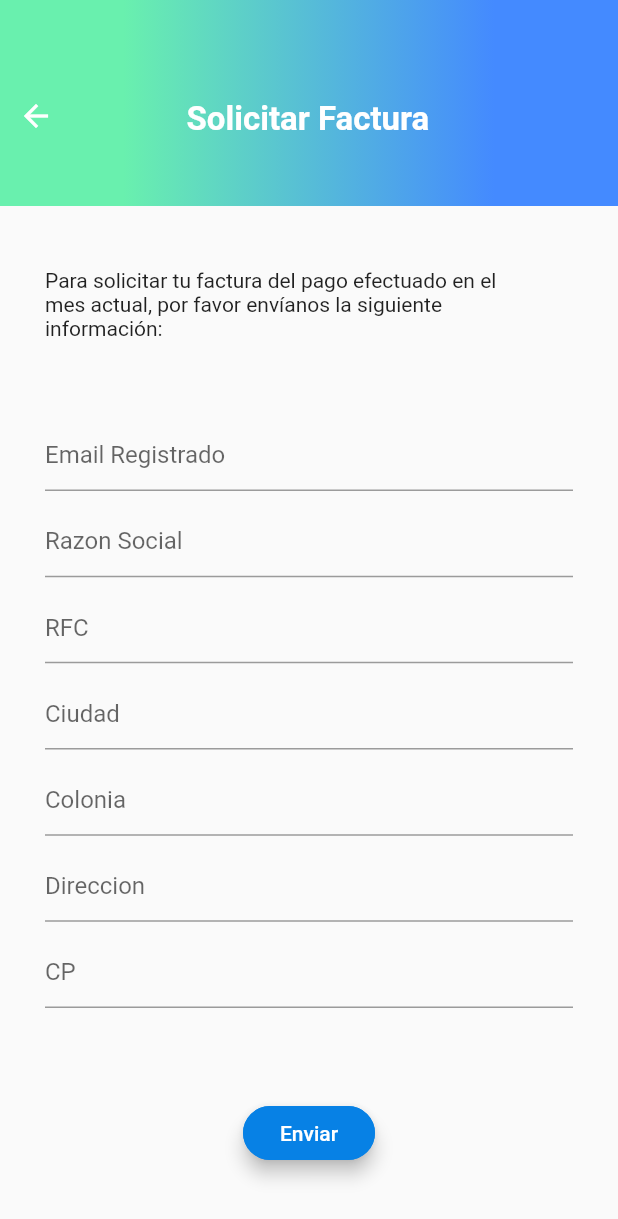
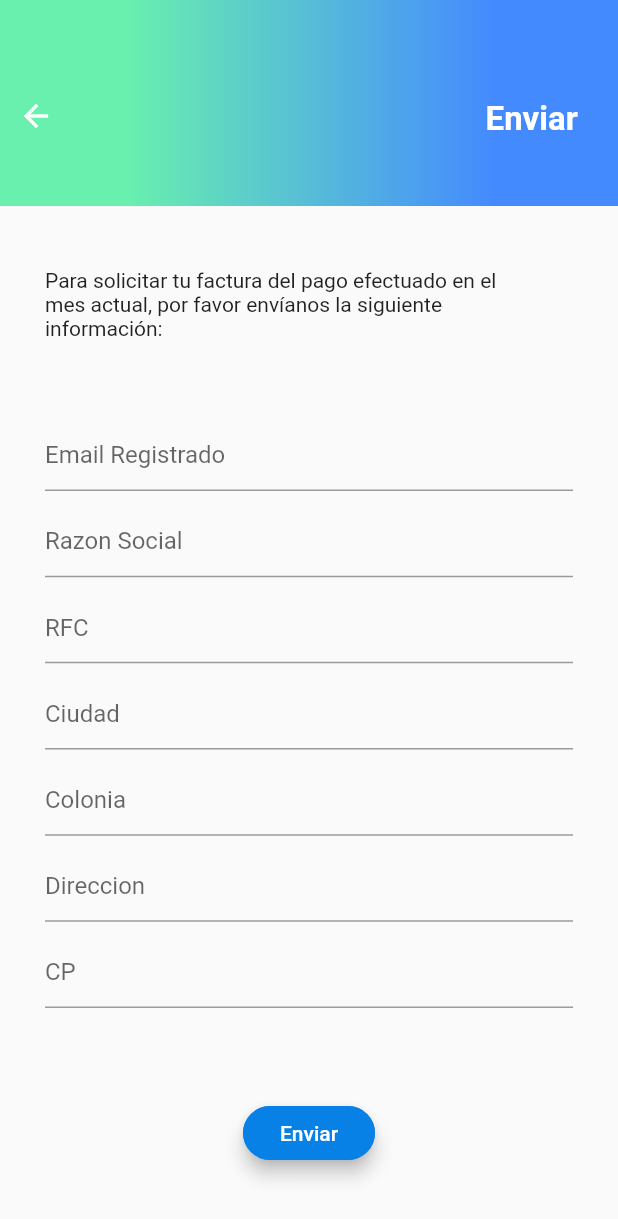
Before and after one commit to incafox/treinoApp, a Flutter app: the SolicitaFactura screen opened directly, on a phone screen of 412 x 824 dp. Shown: the top 1219 px of the screen. Run offline on Flutter 3.47's test engine with Material 2 defaults, Android fonts, the phone set to English and light mode, and no system bars; our stand-ins replace dio, flutter_bloc, flutter_map, google_maps_flutter, latlong; missing offline and left inert: dart:ffi, rabbit_converter, unorm_dart.

Commit message:
clases done

```diff
--- a/lib/Mainmenu/MainMenu.dart
+++ b/lib/Mainmenu/MainMenu.dart
@@ -9,7 +9,7 @@ import 'package:treino/TabMisClases/TabMisClases.dart';
 import 'package:treino/TabPerfil/TabPerfil.dart';
 import 'package:flutter_bloc/flutter_bloc.dart';
 import 'package:treino/states/categories.dart';
-import 'package:treino/states/externalControlTab.dart';
+import 'package:treino/states/externalcontroltab/externalControlTab.dart';
 import 'package:treino/states/register/register.dart';
 
 class MainMenu extends StatefulWidget {
--- a/lib/TabBuscarClase/TabBuscarClase.dart
+++ b/lib/TabBuscarClase/TabBuscarClase.dart
@@ -366,8 +366,7 @@ class GradientAppBar extends StatelessWidget {
               children: [
                 Expanded(
                   flex: 1,
-                  child: Padding(
-                    padding: const EdgeInsets.all(18.0),
+                  child: Center(
                     child: MaterialButton(
                       minWidth: 6,
                       onPressed: () {
--- a/lib/TabBuscarClase/TabBuscarClasePrimer.dart
+++ b/lib/TabBuscarClase/TabBuscarClasePrimer.dart
@@ -8,7 +8,6 @@ import 'package:treino/classdetail/ClassDetail.dart';
 import 'package:treino/loaders/minimal_loader.dart';
 import 'package:treino/states/agregarSolicitudClase.dart';
 import 'package:treino/states/classesPerGym.dart';
-import 'package:treino/states/externalControlTab.dart';
 import 'package:treino/states/gym_coordinates.dart';
 import 'package:treino/states/gymsPerCategory.dart';
 import 'TabBuscarClase.dart';
--- a/lib/TabBuscarClase/TabBuscarClasePrimerSub.dart
+++ b/lib/TabBuscarClase/TabBuscarClasePrimerSub.dart
@@ -10,7 +10,6 @@ import 'package:treino/loaders/minimal_loader.dart';
 import 'package:treino/states/agregarSolicitudClase.dart';
 import 'package:treino/states/classDetail.dart';
 import 'package:treino/states/classesPerGym.dart';
-import 'package:treino/states/externalControlTab.dart';
 import 'package:treino/states/gymsPerCategory.dart';
 import 'TabBuscarClase.dart';
 import 'TabBuscarMap.dart';
--- a/lib/TabInicio/TabInicio.dart
+++ b/lib/TabInicio/TabInicio.dart
@@ -4,7 +4,6 @@ import 'package:flutter/cupertino.dart';
 import 'package:treino/loaders/minimal_loader.dart';
 import 'package:treino/states/categories.dart';
 import 'package:flutter_bloc/flutter_bloc.dart';
-import 'package:treino/states/externalControlTab.dart';
 import 'package:treino/states/gymsPerCategory.dart';
 
 class TabInicio extends StatefulWidget {
--- a/lib/main.dart
+++ b/lib/main.dart
@@ -6,7 +6,7 @@ import 'package:treino/states/categories.dart';
 import 'package:treino/states/classDetail.dart';
 import 'package:treino/states/classesPerGym.dart';
 import 'package:treino/states/detailGym.dart';
-import 'package:treino/states/externalControlTab.dart';
+import 'package:treino/states/externalcontroltab/externalControlTab.dart';
 import 'package:treino/states/getSolicitudes.dart';
 import 'package:treino/states/getSolicitudesPasadas.dart';
 import 'package:treino/states/gym_coordinates.dart';
--- a/lib/solicita_factura/solicita_factura.dart
+++ b/lib/solicita_factura/solicita_factura.dart
@@ -52,9 +52,13 @@ class _SolicitaFacturaState extends State<SolicitaFactura> {
                       Expanded(
                         flex: 4,
                         child: Container(
-                        alignment: Alignment(-0.5,0.2),
-                          child: Text(
-                              "Solicitar Factura",
+                        alignment: Alignment(0.8,0.2),
+                          child: GestureDetector(
+                            onTap: () {
+
+                            },
+                            child: Text(
+                              "Enviar",
                               style: TextStyle(
                                 fontWeight: FontWeight.bold,
                                 fontSize: 22,
@@ -62,6 +66,8 @@ class _SolicitaFacturaState extends State<SolicitaFactura> {
                                 decorationColor: Colors.blue,
                               ),
                             ),
+                          )
+
                         )
                       ),
                   ],
--- a/lib/states/externalControlTab.dart
+++ /dev/null
@@ -1,15 +0,0 @@
-import 'package:flutter_bloc/flutter_bloc.dart';
-import 'package:flutter/material.dart';
-
-class ExternalControllerMainTabsCubit extends Cubit<dynamic> {
-  ExternalControllerMainTabsCubit() : super(null);
-  // TabController tabber = TabController(length: 4);
-
-  // void animate(int val) => emit(state.animateTo(val));
-}
-
-class ExternalControllerMisClasesCubit extends Cubit<int> {
-  ExternalControllerMisClasesCubit() : super(1);
-
-  void setVal(int val) => emit(val);
-}
--- /dev/null
+++ b/lib/states/externalcontroltab/externalcontroltabstates.dart
@@ -0,0 +1,47 @@
+import 'package:treino/states/solicitarfactura/solicitarfacturastate.dart';
+
+import './result.dart';
+
+abstract class ExternalControllTabState {
+  List get list;
+}
+
+class InitState extends ExternalControllTabState {
+
+  @override
+  // TODO: implement list
+  List get list => throw UnimplementedError();
+}
+
+class RequestState extends  ExternalControllTabState {
+
+  String _type;
+
+  RequestState(this._type);
+
+  String get type => this._type;
+
+  @override
+  // TODO: implement list
+  List get list => throw UnimplementedError();
+
+}
+
+class Loading extends ExternalControllTabState {
+  @override
+  // TODO: implement list
+  List get list => throw UnimplementedError();
+}
+
+
+class Success extends ExternalControllTabState {
+  List<Result> _list;
+
+  Success(this._list);
+
+  @override
+  // TODO: implement list
+  List get list => this._list;
+
+
+}
--- /dev/null
+++ b/lib/states/externalcontroltab/result.dart
@@ -0,0 +1,12 @@
+class Result {
+  String _number, _value, _status;
+
+  Result(this._number, this._value, this._status);
+
+  String get number => this._number;
+
+  String get value => this._value;
+
+  String get status => this._status;
+
+}
```
Also changed, not shown: lib/TabMisClases/TabMisClases.dart (+117 -11 lines), lib/states/externalcontroltab/externalControlTab.dart (added, +76 -0 lines).
